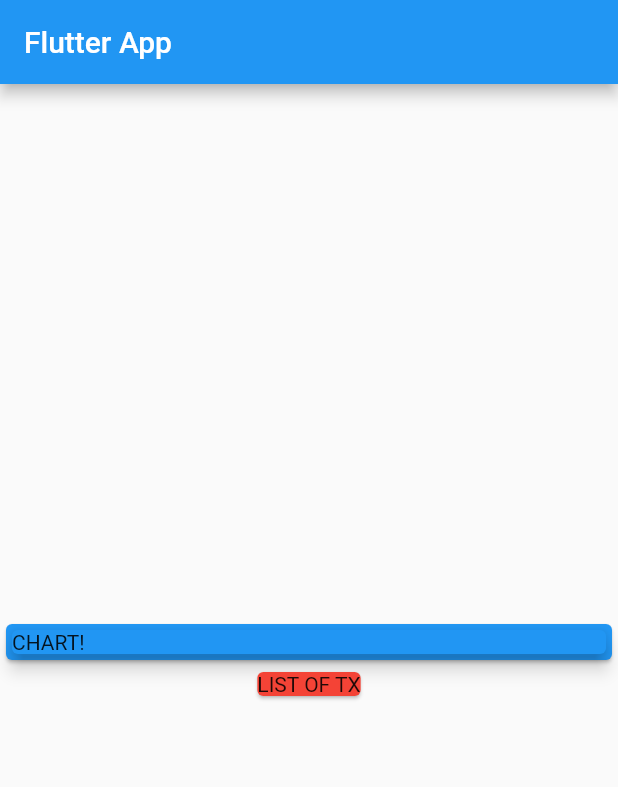
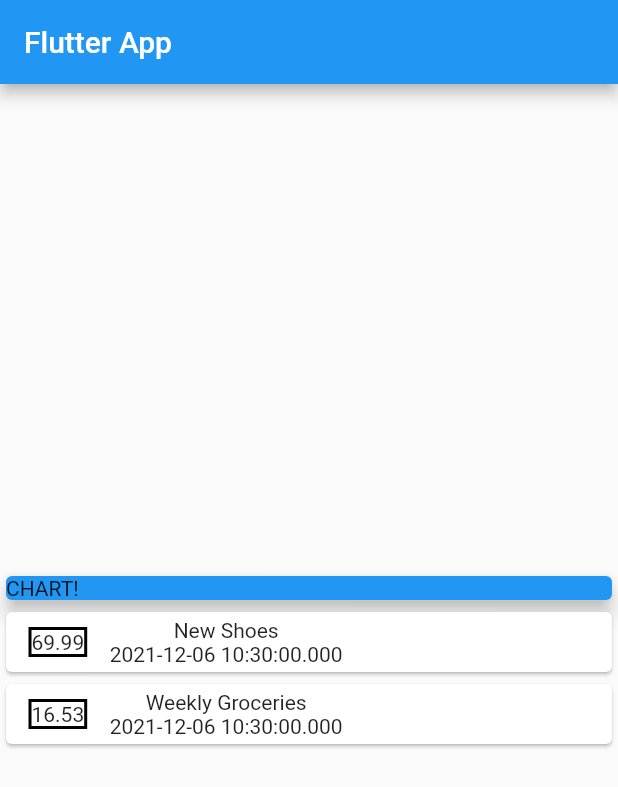
Before and after one commit to lukisoo/finance-app-flutter-demo, a Flutter app: the screen it shows after launch, on a phone screen of 412 x 824 dp. Shown: the top 787 px of the screen. Run offline on Flutter 3.47's test engine with Material 2 defaults, Android fonts, the phone set to English and light mode, and no system bars.

Commit message:
update content

```diff
--- a/lib/main.dart
+++ b/lib/main.dart
@@ -39,9 +39,7 @@ class MyHomePage extends StatelessWidget {
       body: Column(
         mainAxisAlignment: MainAxisAlignment.center,
         children: <Widget>[
-          Card(
-            color: Colors.blue,
-            child: Container(
+          Container(
             width: double.infinity,
             child: Card(
               color: Colors.blue,
@@ -49,10 +47,36 @@ class MyHomePage extends StatelessWidget {
               elevation: 5,
             ),
           ),
+          Column(
+            children: transactions.map((tx) {
+              return Card(
+                child: Row(
+                  children: <Widget>[
+                    Container(
+                      margin: EdgeInsets.symmetric(
+                        horizontal: 15,
+                        vertical: 10,
                       ),
-          Card(
-            color: Colors.red,
-            child: Text('LIST OF TX'),
+                      decoration: BoxDecoration(
+                        border: Border.all(
+                          color: Colors.black,
+                          width: 2,
+                        ),
+                      ),
+                      child: Text(
+                        tx.amount.toString(),
+                      ),
+                    ),
+                    Column(
+                      children: <Widget>[
+                        Text(tx.title),
+                        Text(tx.date.toString()),
+                      ],
+                    ),
+                  ],
+                ),
+              );
+            }).toList(),
           ),
         ],
       ),
--- a/lib/transaction.dart
+++ b/lib/transaction.dart
@@ -1,10 +1,10 @@
 import 'package:flutter/foundation.dart';
 
 class Transaction {
-  final String? id;
-  final String? title;
-  final double? amount;
-  final DateTime? date;
+  final String id;
+  final String title;
+  final double amount;
+  final DateTime date;
 
   Transaction({
     @required this.id,
--- a/pubspec.yaml
+++ b/pubspec.yaml
@@ -18,7 +18,7 @@ publish_to: 'none' # Remove this line if you wish to publish to pub.dev
 version: 1.0.0+1
 
 environment:
-  sdk: ">=2.12.0 <3.0.0"
+  sdk: ">=2.11.0 <3.0.0"
 
 # Dependencies specify other packages that your package needs in order to work.
 # To automatically upgrade your package dependencies to the latest versions
```
Lines whose indentation alone changed are shown as unchanged.
